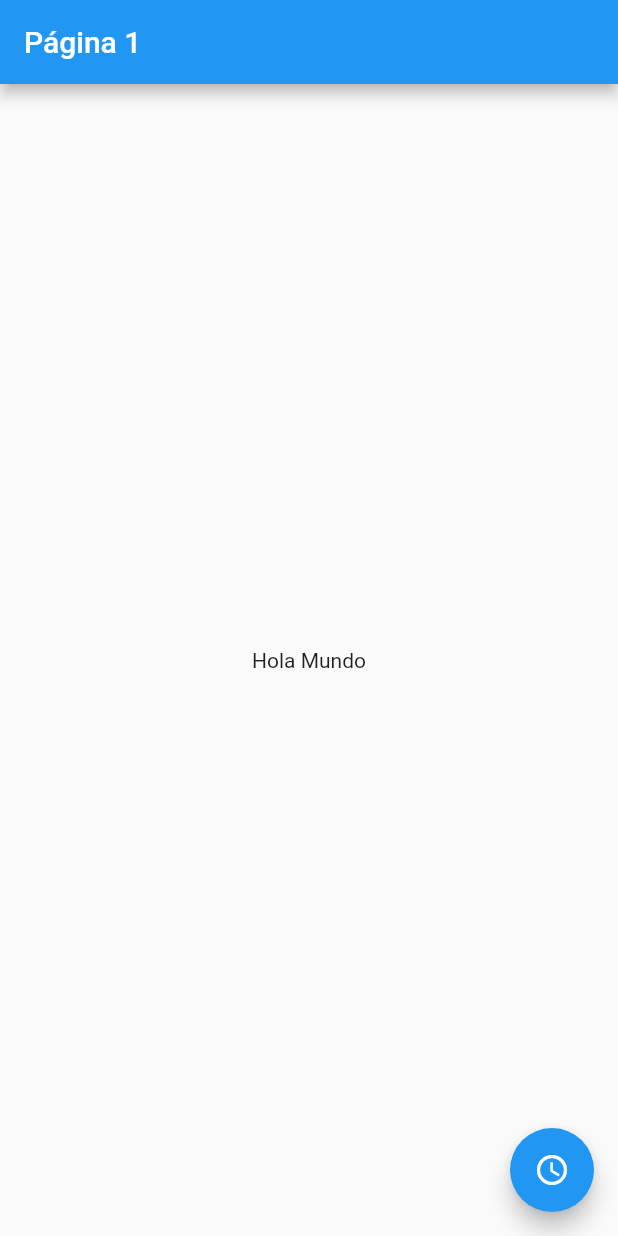
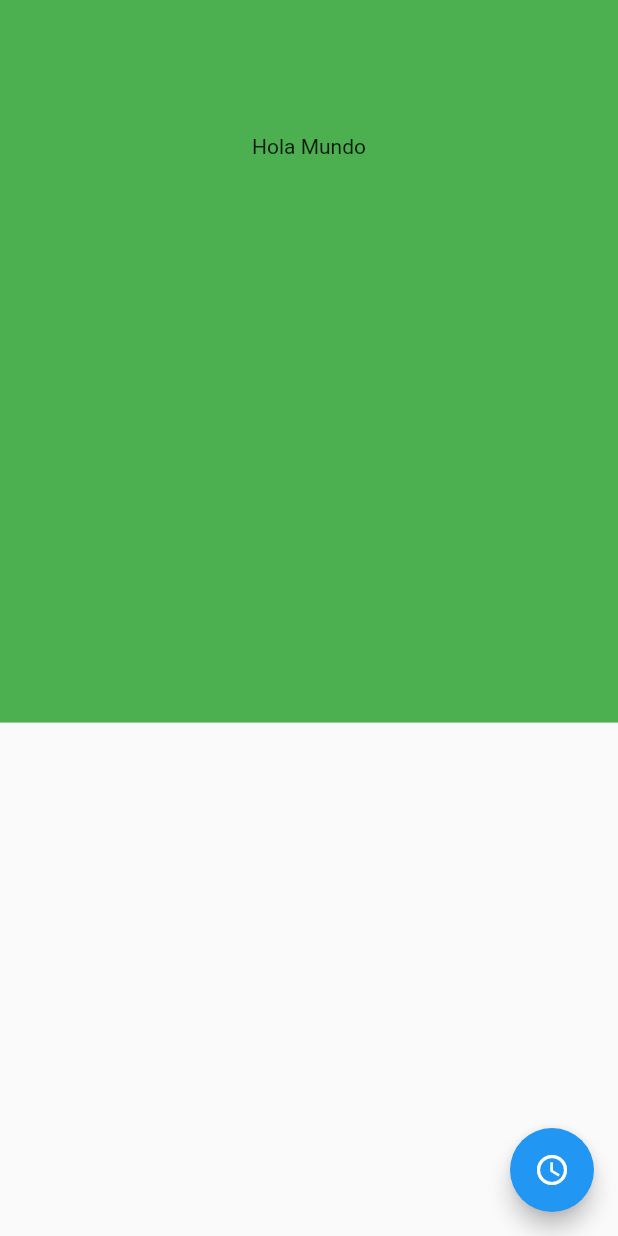
Before and after one commit to pedromolesp/TransicionesFlutter, a Flutter app: the screen it shows after launch, after a tap on the "access time" icon, on a phone screen of 412 x 824 dp. Run offline on Flutter 3.47's test engine with Material 2 defaults, Android fonts, the light colour scheme and no system bars.

Commit message:
clase 191 terminada

```diff
--- a/lib/pages/pagina1_page.dart
+++ b/lib/pages/pagina1_page.dart
@@ -1,4 +1,5 @@
 import 'package:flutter/material.dart';
+import 'package:transiciones/pages/pagina2_page.dart';
 
 class Pagina1Page extends StatelessWidget {
   @override
@@ -11,9 +12,30 @@ class Pagina1Page extends StatelessWidget {
         child: Text('Hola Mundo'),
       ),
       floatingActionButton: FloatingActionButton(
-        onPressed: () {},
+        onPressed: () {
+          Navigator.push(context, _crearRuta());
+        },
         child: Icon(Icons.access_time),
       ),
     );
   }
+
+  Route _crearRuta() {
+    return PageRouteBuilder(
+      pageBuilder: (BuildContext context, Animation<double> animation,
+              Animation<double> secondaryAnimation) =>
+          Pagina2Page(),
+      transitionsBuilder: (context, animation, secondaryAnimation, child) {
+        final curvedAnimation =
+            CurvedAnimation(parent: animation, curve: Curves.easeInOut);
+
+        return SlideTransition(
+          position: Tween<Offset>(begin: Offset(0.0, -1.0), end: Offset.zero)
+              .animate(curvedAnimation),
+          child: child,
+        );
+      },
+      transitionDuration: Duration(seconds: 2),
+    );
+  }
 }
--- a/lib/pages/pagina2_page.dart
+++ b/lib/pages/pagina2_page.dart
@@ -1,9 +1,10 @@
 import 'package:flutter/material.dart';
 
-class Pagina1Page extends StatelessWidget {
+class Pagina2Page extends StatelessWidget {
   @override
   Widget build(BuildContext context) {
     return Scaffold(
+      backgroundColor: Colors.green,
       appBar: AppBar(
         title: Text("Página 1"),
       ),
```
